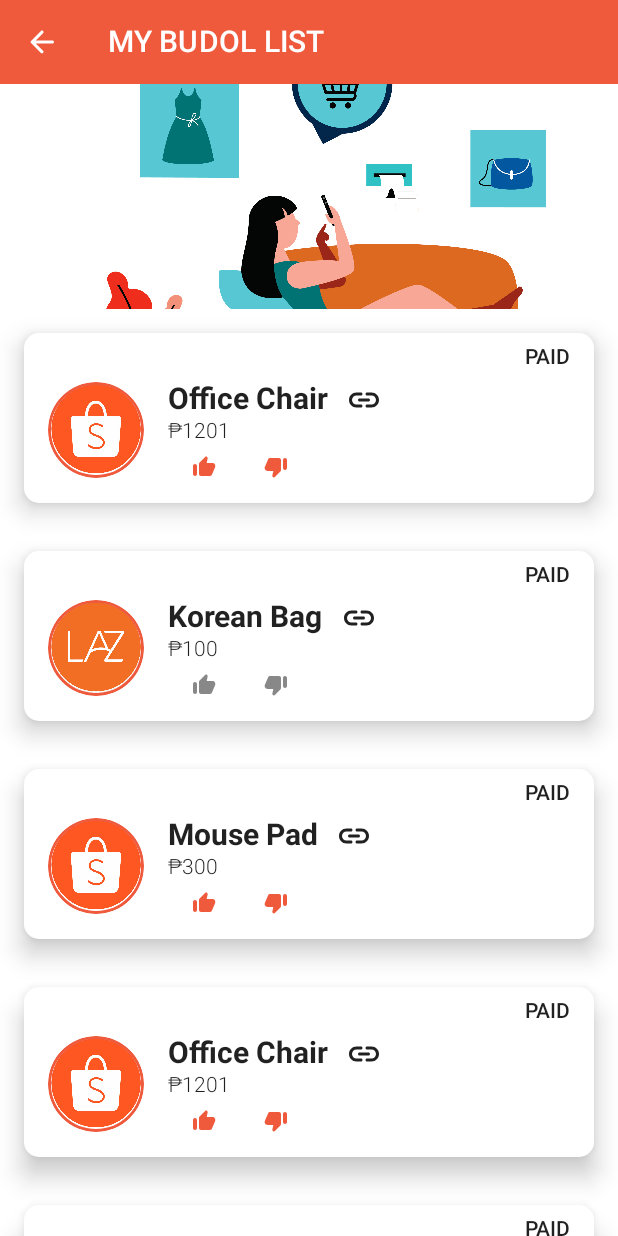
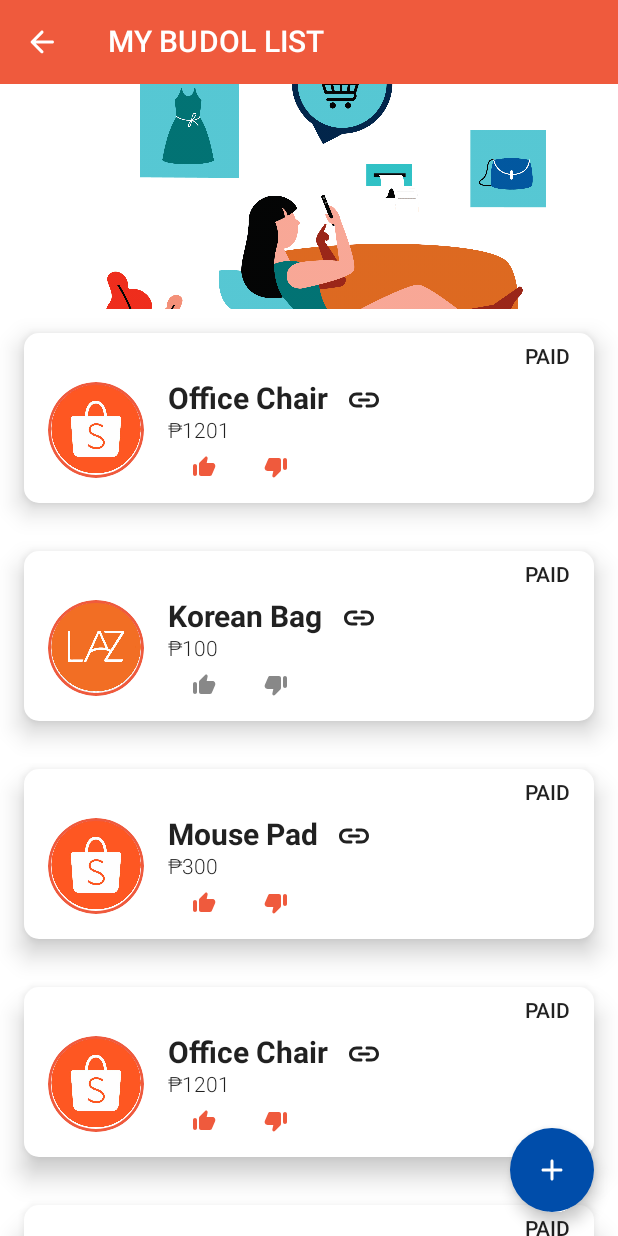
Before and after one commit to KarenCalulo0012/budol-notes-app, an Android app built with Jetpack Compose: the screen it shows after launch (MainActivity), on a phone screen of 412 x 824 dp. Run offline under Robolectric (Android 15) with nearby library versions, the phone set to English and light mode, and no system bars.

Commit message:
Add Floating Action Bar

```diff
--- a/app/src/main/java/com/appscals/mybudolchecklistapp/presentation/appComponents/AppNavigation.kt
+++ b/app/src/main/java/com/appscals/mybudolchecklistapp/presentation/appComponents/AppNavigation.kt
@@ -1,5 +1,6 @@
 package com.appscals.mybudolchecklistapp.presentation.appComponents
 
+import androidx.compose.material.Text
 import androidx.compose.runtime.Composable
 import androidx.navigation.compose.NavHost
 import androidx.navigation.compose.composable
@@ -15,6 +16,9 @@ fun AppNavigation() {
         composable("main_screen") {
             MainScreen(navController)
         }
+        composable("addItem") {
+            Text(text = "TEST SCREEN")
+        }
 
     }
 }
--- a/app/src/main/java/com/appscals/mybudolchecklistapp/presentation/appComponents/MainScreen.kt
+++ b/app/src/main/java/com/appscals/mybudolchecklistapp/presentation/appComponents/MainScreen.kt
@@ -5,9 +5,15 @@ import androidx.compose.foundation.layout.Box
 import androidx.compose.foundation.layout.fillMaxWidth
 import androidx.compose.foundation.layout.requiredHeight
 import androidx.compose.foundation.rememberScrollState
+import androidx.compose.material.FloatingActionButton
+import androidx.compose.material.Icon
+import androidx.compose.material.MaterialTheme
 import androidx.compose.material.Scaffold
+import androidx.compose.material.icons.Icons
+import androidx.compose.material.icons.rounded.Add
 import androidx.compose.runtime.Composable
 import androidx.compose.ui.Modifier
+import androidx.compose.ui.graphics.Color
 import androidx.compose.ui.layout.ContentScale
 import androidx.compose.ui.res.painterResource
 import androidx.compose.ui.unit.dp
@@ -19,11 +25,22 @@ import com.appscals.mybudolchecklistapp.presentation.displayItem.DisplayItemScre
 fun MainScreen(navController: NavController) {
     val scrollState = rememberScrollState()
     Scaffold(
-        topBar = { AppToolBar("MY BUDOL LIST") }
+        topBar = { AppToolBar("MY BUDOL LIST") },
+        floatingActionButton = { ItemFAB(navController) }
     ) {
         PageCoverPhoto()
         DisplayItemScreen(scrollState)
     }
+}
+
+@Composable
+fun ItemFAB(navController: NavController) {
+    FloatingActionButton(
+        onClick = { navController.navigate("addItem") },
+        backgroundColor = MaterialTheme.colors.primary,
+        content = {
+            Icon(imageVector = Icons.Rounded.Add, contentDescription = "", tint = Color.White)
+        })
 }
 
 @Composable
```
